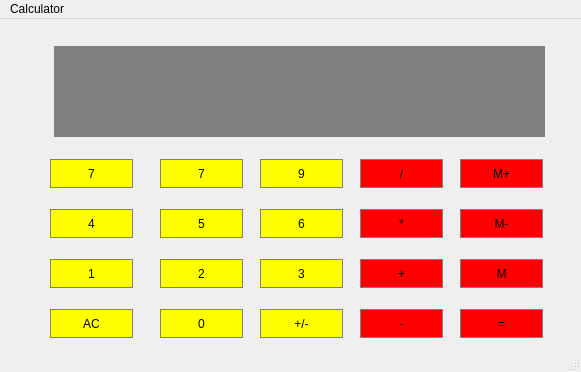
This is Calculator/mainwindow.ui in ZiadSheriif/Qt-Learning as Qt 5 draws it before an edit. The edited form follows.
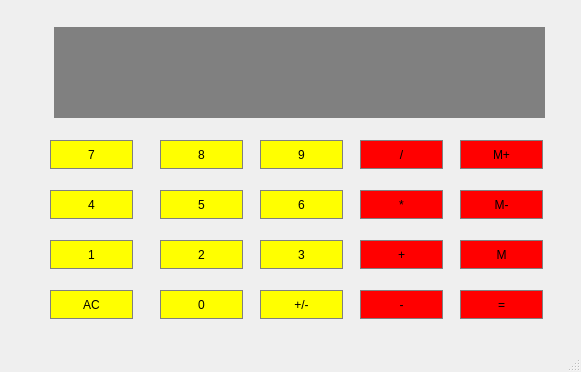
This is the edited form.

The edit to the form file:
```diff
--- a/Calculator/mainwindow.ui
+++ b/Calculator/mainwindow.ui
@@ -73,7 +73,7 @@
 }</string>
     </property>
     <property name="text">
-     <string>7</string>
+     <string>8</string>
     </property>
    </widget>
    <widget class="QLineEdit" name="Display">
@@ -667,12 +667,6 @@
      <height>25</height>
     </rect>
    </property>
-   <widget class="QMenu" name="Calculator">
-    <property name="title">
-     <string>Calculator</string>
-    </property>
-   </widget>
-   <addaction name="Calculator"/>
   </widget>
   <widget class="QStatusBar" name="statusbar"/>
  </widget>
```
